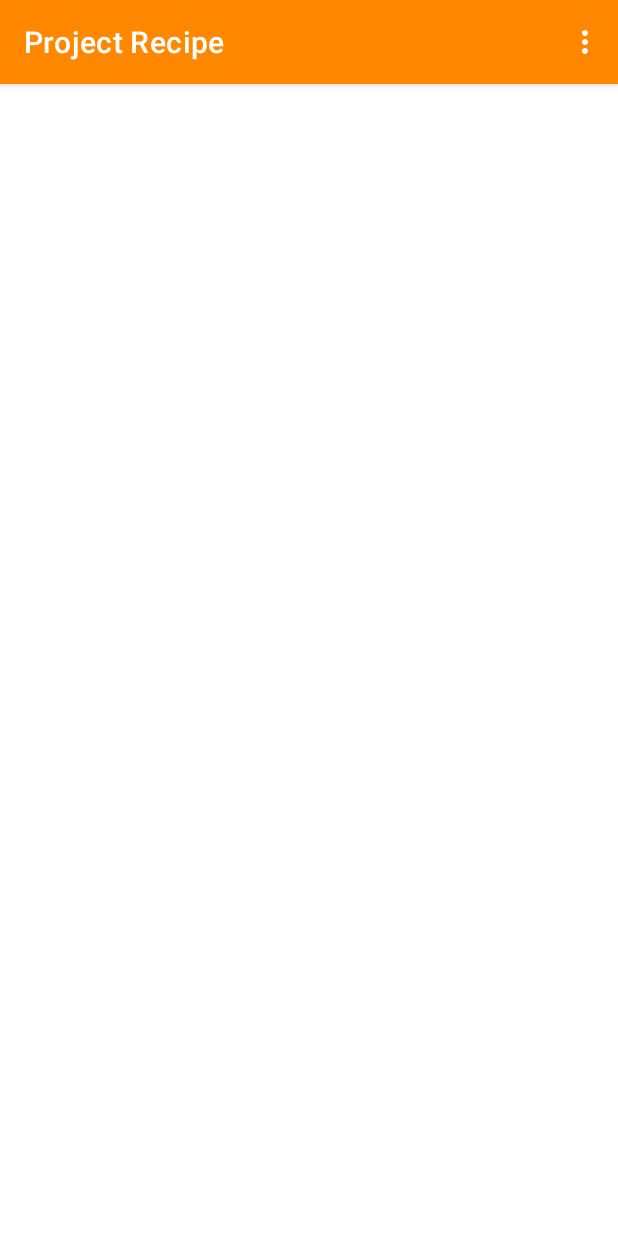
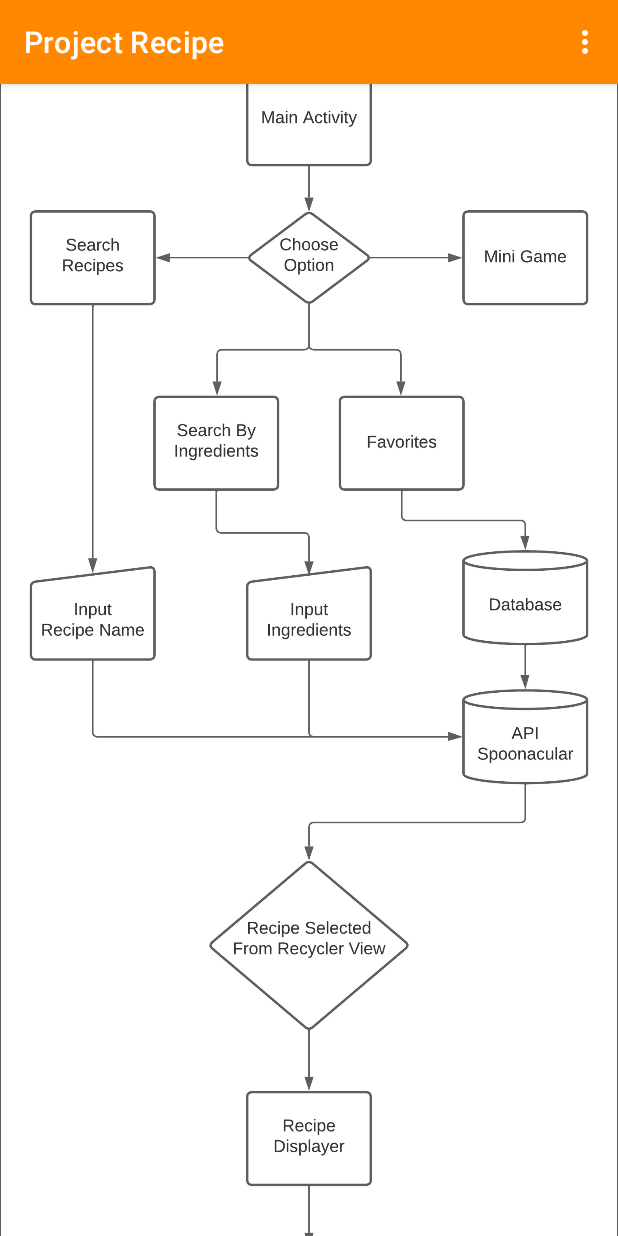
Before and after one commit to LiamHeynderickx/AndroidRecipeApplication, an Android app: the ProgramFlow screen opened directly, with no data from a screen before it, on a phone screen of 412 x 824 dp. Run offline under Robolectric (Android 15) with nearby library versions, the phone set to English and light mode, and no system bars; network calls fail.

```diff
--- a/app/src/main/res/layout/activity_program_flow.xml
+++ b/app/src/main/res/layout/activity_program_flow.xml
@@ -4,4 +4,17 @@
     xmlns:tools="http://schemas.android.com/tools"
     android:layout_width="match_parent"
     android:layout_height="match_parent"
-    tools:context=".ProgramFlow"/>
+    tools:context=".ProgramFlow">
+
+    <ImageView
+        android:id="@+id/imageView"
+        android:layout_width="0dp"
+        android:layout_height="0dp"
+        app:layout_constraintBottom_toBottomOf="parent"
+        app:layout_constraintEnd_toEndOf="parent"
+        app:layout_constraintStart_toStartOf="parent"
+        app:layout_constraintTop_toTopOf="parent"
+        android:scaleType="centerCrop"
+        android:adjustViewBounds="true"
+        app:srcCompat="@drawable/programflowimg" />
+</androidx.constraintlayout.widget.ConstraintLayout>
```
Also changed, not shown: app/src/main/res/drawable/programflowimg.jpeg (added).
